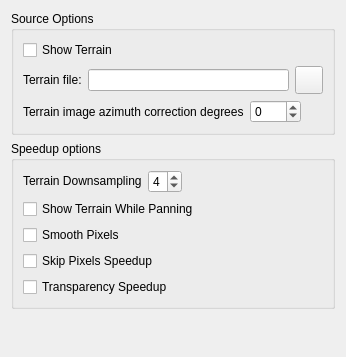
Above: kstars-astropi/kstars/options/opsterrain.ui from Andre87osx/AstroPi-system before the change. Below: the same form after it.
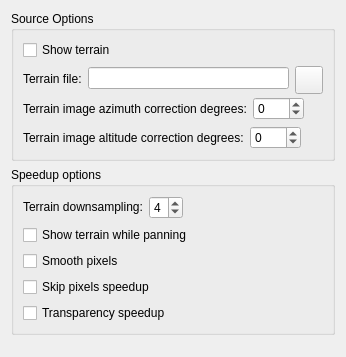
That is the form after the change.

What changed in the file:
```diff
--- a/kstars-astropi/kstars/options/opsterrain.ui
+++ b/kstars-astropi/kstars/options/opsterrain.ui
@@ -28,7 +28,7 @@
         <item>
          <widget class="QCheckBox" name="kcfg_ShowTerrain">
           <property name="text">
-           <string>Show Terrain</string>
+           <string>Show terrain</string>
           </property>
          </widget>
         </item>
@@ -101,7 +101,7 @@
              <string>Rotate terrain in azimuth degrees so north is actually north</string>
             </property>
             <property name="text">
-             <string>Terrain image azimuth correction degrees</string>
+             <string>Terrain image azimuth correction degrees:</string>
             </property>
            </widget>
           </item>
@@ -145,6 +145,64 @@
           </item>
          </layout>
         </item>
+        <item>
+         <layout class="QHBoxLayout" name="terrainSourceCorrectAltLayout">
+          <item>
+           <widget class="QLabel" name="terrainSourceCorrectAltLabel">
+            <property name="sizePolicy">
+             <sizepolicy hsizetype="Fixed" vsizetype="Preferred">
+              <horstretch>0</horstretch>
+              <verstretch>0</verstretch>
+             </sizepolicy>
+            </property>
+            <property name="toolTip">
+             <string>Rotate terrain in altitude degrees so horizon is at 0 degrees altitude</string>
+            </property>
+            <property name="text">
+             <string>Terrain image altitude correction degrees:</string>
+            </property>
+           </widget>
+          </item>
+          <item>
+           <widget class="QSpinBox" name="kcfg_TerrainSourceCorrectAlt">
+            <property name="sizePolicy">
+             <sizepolicy hsizetype="Fixed" vsizetype="Fixed">
+              <horstretch>0</horstretch>
+              <verstretch>0</verstretch>
+             </sizepolicy>
+            </property>
+            <property name="toolTip">
+             <string>Rotate terrain in altitude degrees so north is actually north</string>
+            </property>
+            <property name="minimum">
+             <number>-360</number>
+            </property>
+            <property name="maximum">
+             <number>360</number>
+            </property>
+            <property name="value">
+             <number>0</number>
+            </property>
+           </widget>
+          </item>
+          <item>
+           <spacer>
+            <property name="orientation">
+             <enum>Qt::Horizontal</enum>
+            </property>
+            <property name="sizeType">
+             <enum>QSizePolicy::Expanding</enum>
+            </property>
+            <property name="sizeHint" stdset="0">
+             <size>
+              <width>200</width>
+              <height>16</height>
+             </size>
+            </property>
+           </spacer>
+          </item>
+         </layout>
+        </item>
        </layout>
       </item>
      </layout>
@@ -170,7 +228,7 @@
            <string>Set the coarseness of the terrain image rendered. 1 is full resolution, but can be slow, 6 or more would be coarse resolution and fast.</string>
           </property>
           <property name="text">
-           <string>Terrain Downsampling</string>
+           <string>Terrain downsampling:</string>
           </property>
          </widget>
         </item>
@@ -211,7 +269,7 @@
       <item>
        <widget class="QCheckBox" name="kcfg_TerrainPanning">
         <property name="text">
-         <string>Show Terrain While Panning</string>
+         <string>Show terrain while panning</string>
         </property>
        </widget>
       </item>
@@ -221,7 +279,7 @@
          <string>Creates a smoother image at the cost of some extra computation.</string>
         </property>
         <property name="text">
-         <string>Smooth Pixels</string>
+         <string>Smooth pixels</string>
         </property>
        </widget>
       </item>
@@ -231,7 +289,7 @@
          <string>A speedup with minor image quality cost.</string>
         </property>
         <property name="text">
-         <string>Skip Pixels Speedup</string>
+         <string>Skip pixels speedup</string>
         </property>
        </widget>
       </item>
@@ -241,7 +299,7 @@
          <string>A speedup with minor image quality cost.</string>
         </property>
         <property name="text">
-         <string>Transparency Speedup</string>
+         <string>Transparency speedup</string>
         </property>
        </widget>
       </item>
```
Left out of the diff: 12 changed lines with no effect on the pictures.
